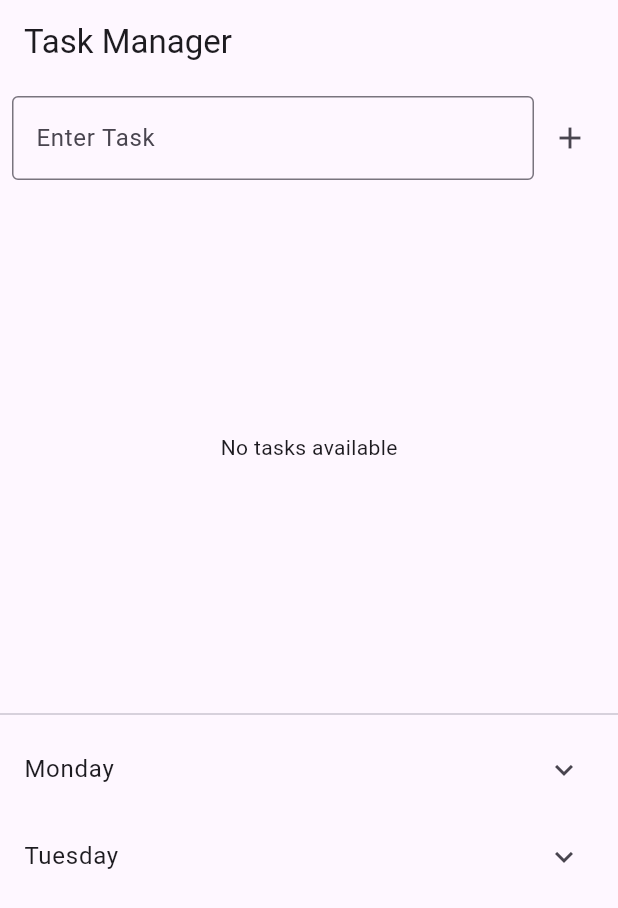
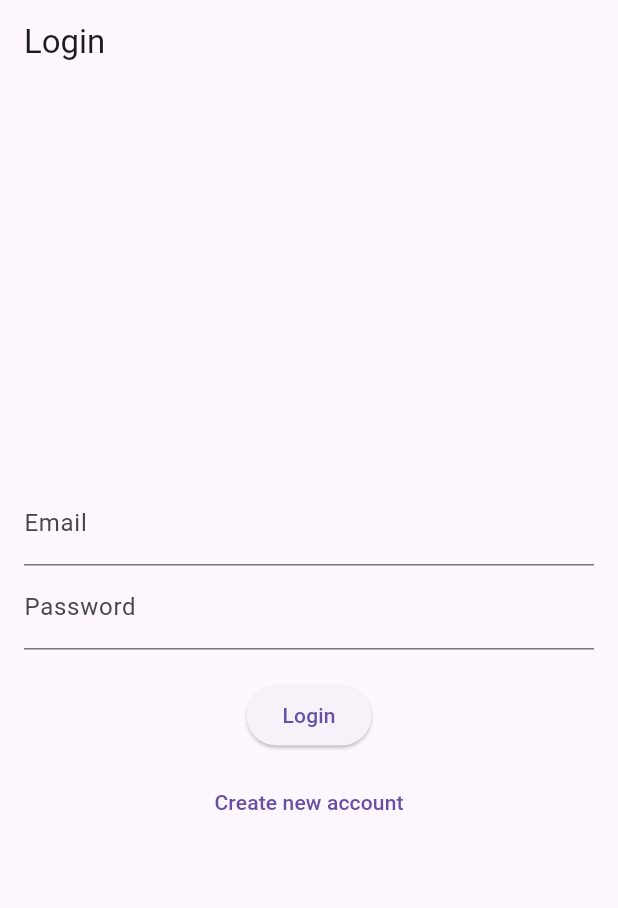
Before and after one commit to echenx/cw06, a Flutter app: the screen it shows after launch, on a phone screen of 412 x 824 dp. Shown: the top 908 px of the screen. Run offline on Flutter 3.47's test engine with Material 3 defaults, Android fonts, the phone set to English and light mode, and no system bars; our stand-ins replace cloud_firestore, firebase_auth, firebase_core; accounts and stored records are empty.

Commit message:
added login and logout

```diff
--- a/lib/main.dart
+++ b/lib/main.dart
@@ -1,6 +1,7 @@
 import 'package:flutter/material.dart';
 import 'package:cloud_firestore/cloud_firestore.dart';
 import 'package:firebase_core/firebase_core.dart';
+import 'package:firebase_auth/firebase_auth.dart';
 import 'firebase_options.dart';
 
 void main() async {
@@ -19,31 +20,100 @@ class MyApp extends StatelessWidget {
     return const MaterialApp(
       debugShowCheckedModeBanner: false,
       title: 'Task Manager',
-      home: TaskListScreen(),
+      home: AuthScreen(),
     );
   }
 }
 
-class Task {
-  final String id;
-  final String name;
-  bool completed;
+class AuthScreen extends StatelessWidget {
+  const AuthScreen({Key? key}) : super(key: key);
 
-  Task({required this.id, required this.name, this.completed = false});
-
-  factory Task.fromDocument(DocumentSnapshot doc) {
-    return Task(
-      id: doc.id,
-      name: doc['name'],
-      completed: doc['completed'],
+  @override
+  Widget build(BuildContext context) {
+    return StreamBuilder<User?>(
+      stream: FirebaseAuth.instance.authStateChanges(),
+      builder: (context, snapshot) {
+        if (snapshot.connectionState == ConnectionState.waiting) {
+          return const Center(child: CircularProgressIndicator());
+        }
+        if (snapshot.hasData) {
+          return const TaskListScreen();
+        }
+        return const LoginPage();
+      },
     );
   }
+}
 
-  Map<String, dynamic> toMap() {
-    return {
-      'name': name,
-      'completed': completed,
-    };
+class LoginPage extends StatefulWidget {
+  const LoginPage({Key? key}) : super(key: key);
+
+  @override
+  _LoginPageState createState() => _LoginPageState();
+}
+
+class _LoginPageState extends State<LoginPage> {
+  final TextEditingController _emailController = TextEditingController();
+  final TextEditingController _passwordController = TextEditingController();
+
+  Future<void> _login() async {
+    try {
+      await FirebaseAuth.instance.signInWithEmailAndPassword(
+        email: _emailController.text.trim(),
+        password: _passwordController.text.trim(),
+      );
+    } catch (e) {
+      ScaffoldMessenger.of(context).showSnackBar(
+        const SnackBar(content: Text('Failed login. Please try again.')),
+      );
+    }
+  }
+
+  Future<void> _signUp() async {
+    try {
+      await FirebaseAuth.instance.createUserWithEmailAndPassword(
+        email: _emailController.text.trim(),
+        password: _passwordController.text.trim(),
+      );
+    } catch (e) {
+      ScaffoldMessenger.of(context).showSnackBar(
+        const SnackBar(content: Text('Failed signup. Please try again.')),
+      );
+    }
+  }
+
+  @override
+  Widget build(BuildContext context) {
+    return Scaffold(
+      appBar: AppBar(title: const Text('Login')),
+      body: Padding(
+        padding: const EdgeInsets.all(16.0),
+        child: Column(
+          mainAxisAlignment: MainAxisAlignment.center,
+          children: [
+            TextField(
+              controller: _emailController,
+              decoration: const InputDecoration(labelText: 'Email'),
+            ),
+            TextField(
+              controller: _passwordController,
+              decoration: const InputDecoration(labelText: 'Password'),
+              obscureText: true,
+            ),
+            const SizedBox(height: 20),
+            ElevatedButton(
+              onPressed: _login,
+              child: const Text('Login'),
+            ),
+            const SizedBox(height: 10),
+            TextButton(
+              onPressed: _signUp,
+              child: const Text('Create new account'),
+            ),
+          ],
+        ),
+      ),
+    );
   }
 }
 
@@ -51,18 +121,13 @@ class TaskListScreen extends StatefulWidget {
   const TaskListScreen({Key? key}) : super(key: key);
 
   @override
-  State<TaskListScreen> createState() => _TaskListScreenState();
+  _TaskListScreenState createState() => _TaskListScreenState();
 }
 
 class _TaskListScreenState extends State<TaskListScreen> {
   final TextEditingController _taskController = TextEditingController();
   final CollectionReference _tasks =
       FirebaseFirestore.instance.collection('tasks');
-
-  final Map<String, List<String>> dailyTasks = {
-    "Monday": ["9 am - 10 am: HW1, Essay2", "12 pm - 2 pm: Project1, Study"],
-    "Tuesday": ["10 am - 11 am: Assignment1, Reading"],
-  };
 
   Future<void> _addTask() async {
     if (_taskController.text.isNotEmpty) {
@@ -84,19 +149,29 @@ class _TaskListScreenState extends State<TaskListScreen> {
     await _tasks.doc(taskId).delete();
   }
 
+  Future<void> _logout() async {
+    await FirebaseAuth.instance.signOut();
+  }
+
   @override
   Widget build(BuildContext context) {
     return Scaffold(
       appBar: AppBar(
         title: const Text('Task Manager'),
+        actions: [
+          TextButton(
+            onPressed: _logout,
+            child: const Text(
+              'Logout',
+              style: TextStyle(color: Colors.black),
+            ),
+          ),
+        ],
       ),
       body: Column(
         children: [
           Padding(
             padding: const EdgeInsets.all(8.0),
-            child: Row(
-              children: [
-                Expanded(
             child: TextField(
               controller: _taskController,
               decoration: const InputDecoration(
@@ -105,12 +180,9 @@ class _TaskListScreenState extends State<TaskListScreen> {
               ),
             ),
           ),
-                IconButton(
+          ElevatedButton(
             onPressed: _addTask,
-                  icon: const Icon(Icons.add),
-                ),
-              ],
-            ),
+            child: const Text('Add Task'),
           ),
           Expanded(
             child: StreamBuilder(
@@ -155,21 +227,6 @@ class _TaskListScreenState extends State<TaskListScreen> {
               },
             ),
           ),
-          const Divider(),
-          Expanded(
-            child: ListView(
-              children: dailyTasks.keys.map((day) {
-                return ExpansionTile(
-                  title: Text(day),
-                  children: dailyTasks[day]!.map((taskDetail) {
-                    return ListTile(
-                      title: Text(taskDetail),
-                    );
-                  }).toList(),
-                );
-              }).toList(),
-            ),
-          ),
         ],
       ),
     );
```
Also changed, not shown: pubspec.lock. Lines whose indentation alone changed are shown as unchanged.
